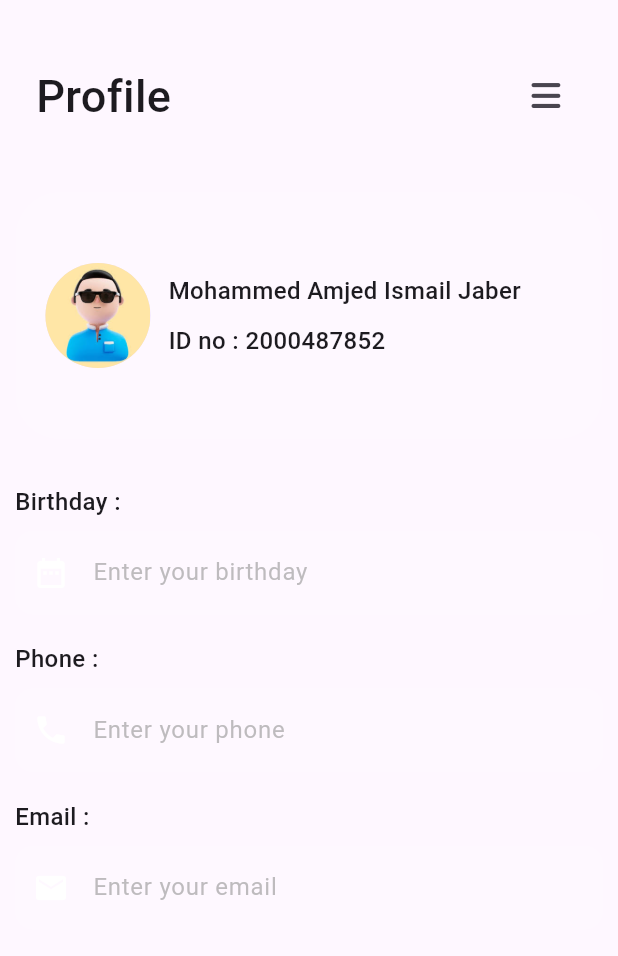
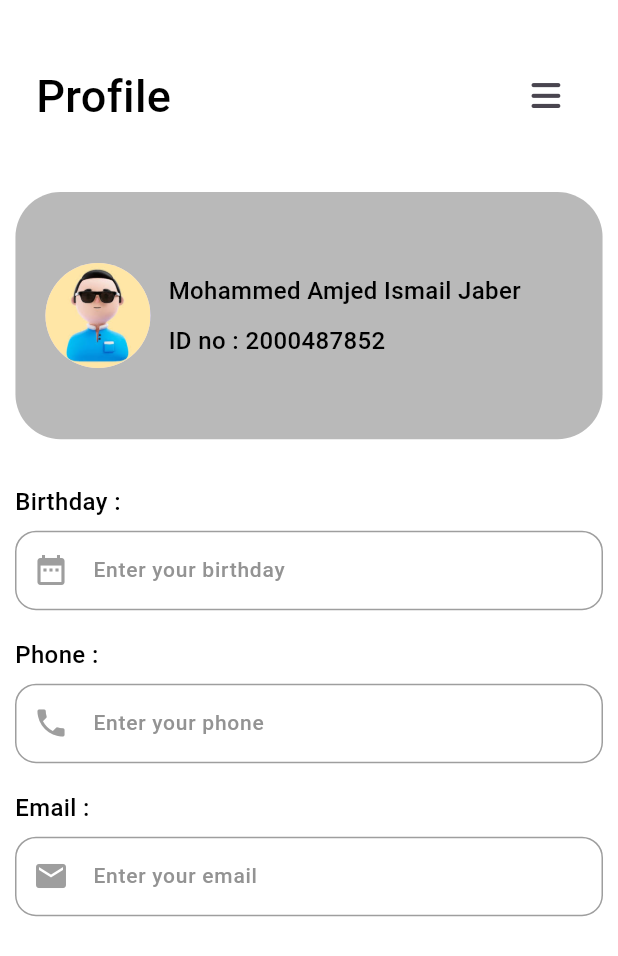
Before and after one commit to mjaber5/Qanoni-App, a Flutter app: the ProfileView screen opened by its route, on a phone screen of 412 x 824 dp. Shown: the top 956 px of the screen. Run offline on Flutter 3.47's test engine with Material 3 defaults, Android fonts, the phone set to English and light mode, and no system bars; our stand-ins replace font_awesome_flutter, go_router, iconsax, salomon_bottom_bar; network calls fail; Roboto replaces fonts that are missing (Poppins).

Commit message:
refactor theme on app and add light theme

```diff
--- a/lib/core/utils/assets.dart
+++ /dev/null
@@ -1,4 +0,0 @@
-class AssetsData {
-  static const logo = 'assets/images/logo.png';
-  static const profileImage = 'assets/images/avatar.jpeg';
-}
--- a/lib/core/utils/constants/colors.dart
+++ b/lib/core/utils/constants/colors.dart
@@ -5,7 +5,7 @@ class QColors {
 
   //  App Basic Colors
   static const Color primary = Color.fromARGB(255, 12, 12, 12);
-  static const Color secondary = Color.fromARGB(255, 138, 172, 138);
+  static const Color secondary = Color.fromARGB(255, 90, 129, 90);
 
   //  Text Colors
   static const Color textPrimary = Color(0xFF333333);
--- a/lib/core/utils/theme/custom_themes/text_field_theme.dart
+++ b/lib/core/utils/theme/custom_themes/text_field_theme.dart
@@ -1,4 +1,5 @@
 import 'package:flutter/material.dart';
+import 'package:qanoni/core/utils/constants/colors.dart';
 
 class QTextFormFieldTheme {
   QTextFormFieldTheme._();
@@ -8,8 +9,10 @@ class QTextFormFieldTheme {
     errorMaxLines: 3,
     prefixIconColor: Colors.grey,
     suffixIconColor: Colors.grey,
-    labelStyle: const TextStyle().copyWith(fontSize: 14, color: Colors.black),
-    hintStyle: const TextStyle().copyWith(fontSize: 14, color: Colors.black),
+    labelStyle:
+        const TextStyle().copyWith(fontSize: 14, color: QColors.darkGrey),
+    hintStyle:
+        const TextStyle().copyWith(fontSize: 14, color: QColors.darkGrey),
     errorStyle: const TextStyle().copyWith(fontStyle: FontStyle.normal),
     floatingLabelStyle:
         const TextStyle().copyWith(color: Colors.black.withOpacity(0.8)),
@@ -40,8 +43,10 @@ class QTextFormFieldTheme {
     errorMaxLines: 3,
     prefixIconColor: Colors.grey,
     suffixIconColor: Colors.grey,
-    labelStyle: const TextStyle().copyWith(fontSize: 14, color: Colors.white),
-    hintStyle: const TextStyle().copyWith(fontSize: 14, color: Colors.white),
+    labelStyle:
+        const TextStyle().copyWith(fontSize: 14, color: QColors.darkGrey),
+    hintStyle:
+        const TextStyle().copyWith(fontSize: 14, color: QColors.darkGrey),
     errorStyle: const TextStyle().copyWith(fontStyle: FontStyle.normal),
     floatingLabelStyle:
         const TextStyle().copyWith(color: Colors.white.withOpacity(0.8)),
--- a/lib/core/utils/theme/theme.dart
+++ b/lib/core/utils/theme/theme.dart
@@ -9,15 +9,15 @@ import 'package:qanoni/core/utils/theme/custom_themes/outlined_button_theme.dart
 import 'package:qanoni/core/utils/theme/custom_themes/text_field_theme.dart';
 import 'package:qanoni/core/utils/theme/custom_themes/text_theme.dart';
 
-class TAppTheme {
-  TAppTheme._();
+class QAppTheme {
+  QAppTheme._();
 
   static ThemeData lightTheme = ThemeData(
     useMaterial3: true,
     fontFamily: 'Poppins',
     brightness: Brightness.light,
     primaryColor: QColors.primary,
-    scaffoldBackgroundColor: QColors.primary,
+    scaffoldBackgroundColor: QColors.white,
     textTheme: QTextTheme.lightTextTheme,
     elevatedButtonTheme: QElevatedButtonTheme.lightElevatedButtonTheme,
     chipTheme: QChipTheme.lightChipTheme,
--- a/lib/features/chatbot/presentation/views/widgets/chatbot_messages_list_view.dart
+++ b/lib/features/chatbot/presentation/views/widgets/chatbot_messages_list_view.dart
@@ -27,13 +27,15 @@ class ChatbotMessagesListView extends StatelessWidget {
               margin:
                   const EdgeInsets.symmetric(vertical: 4.0, horizontal: 8.0),
               decoration: BoxDecoration(
-                color: isUserMessage ? QColors.secondary : QColors.darkerGrey,
+                color: isUserMessage
+                    ? QColors.secondary
+                    : QColors.darkerGrey.withOpacity(0.7),
                 borderRadius: BorderRadius.circular(8.0),
               ),
               child: Text(
                 message['text'] as String,
                 style: TextStyle(
-                  color: isUserMessage ? Colors.white : Colors.black,
+                  color: isUserMessage ? Colors.white : QColors.grey,
                 ),
               ),
             ),
--- a/lib/features/chatbot/presentation/views/widgets/chatbot_view_body.dart
+++ b/lib/features/chatbot/presentation/views/widgets/chatbot_view_body.dart
@@ -37,7 +37,7 @@ class ChatbotViewBodyState extends State<ChatbotViewBody> {
         const CustomAppBar(),
         ChatbotMessagesListView(messages: _messages),
         ChatbotTextField(
-          controller: _controller,
+          chatbotMessageController: _controller,
           onSend: _handleSend,
         ),
       ],
--- a/lib/features/home/presentation/views/widgets/services_card_view_item.dart
+++ b/lib/features/home/presentation/views/widgets/services_card_view_item.dart
@@ -16,7 +16,7 @@ class ServicesCardItem extends StatelessWidget {
             height: MediaQuery.of(context).size.height * 0.15,
             padding: const EdgeInsets.symmetric(vertical: 12),
             decoration: BoxDecoration(
-              color: QColors.white.withOpacity(0.1),
+              color: QColors.darkerGrey.withOpacity(0.5),
               borderRadius: BorderRadius.circular(12),
             ),
             child: const Column(
--- a/lib/features/notification/presentation/views/widgets/services_card_notif_item.dart
+++ b/lib/features/notification/presentation/views/widgets/services_card_notif_item.dart
@@ -18,7 +18,7 @@ class ServicesCardNotifItem extends StatelessWidget {
             height: MediaQuery.of(context).size.height * 0.15,
             padding: const EdgeInsets.symmetric(vertical: 10),
             decoration: BoxDecoration(
-              color: QColors.white.withOpacity(0.1),
+              color: QColors.darkerGrey.withOpacity(0.4),
               borderRadius: BorderRadius.circular(12),
             ),
             child: const Column(
--- a/lib/features/profile/presentation/views/widgets/profile_text_feild_editing_information.dart
+++ b/lib/features/profile/presentation/views/widgets/profile_text_feild_editing_information.dart
@@ -1,6 +1,7 @@
 import 'package:flutter/material.dart';
 import 'package:qanoni/core/utils/constants/colors.dart';
 import 'package:qanoni/core/utils/styles.dart';
+import 'package:qanoni/core/utils/theme/custom_themes/text_field_theme.dart';
 
 class ProfileUserInformationEditingField extends StatelessWidget {
   const ProfileUserInformationEditingField({super.key});
@@ -8,6 +9,8 @@ class ProfileUserInformationEditingField extends StatelessWidget {
   @override
   Widget build(BuildContext context) {
     TextEditingController birthdayController = TextEditingController();
+    TextEditingController phoneController = TextEditingController();
+    TextEditingController emailController = TextEditingController();
     return Padding(
       padding: const EdgeInsets.symmetric(horizontal: 10.0),
       child: Column(
@@ -18,23 +21,32 @@ class ProfileUserInformationEditingField extends StatelessWidget {
           customTextFeild(
             birthdayController,
             'Enter your birthday',
-            const Icon(Icons.date_range, color: QColors.white),
+            const Icon(
+              Icons.date_range,
+            ),
+            TextInputType.datetime,
           ),
           const SizedBox(height: 18),
           labelText('Phone :'),
           const SizedBox(height: 8),
           customTextFeild(
-            birthdayController,
+            phoneController,
             'Enter your phone',
-            const Icon(Icons.phone, color: QColors.white),
+            const Icon(
+              Icons.phone,
+            ),
+            TextInputType.number,
           ),
           const SizedBox(height: 18),
           labelText('Email :'),
           const SizedBox(height: 8),
           customTextFeild(
-            birthdayController,
+            emailController,
             'Enter your email',
-            const Icon(Icons.email, color: QColors.white),
+            const Icon(
+              Icons.email,
+            ),
+            TextInputType.emailAddress,
           ),
         ],
       ),
@@ -51,24 +63,22 @@ class ProfileUserInformationEditingField extends StatelessWidget {
   }
 
   TextFormField customTextFeild(
-    TextEditingController birthdayController,
+    TextEditingController controller,
     String hintText,
     Icon prefixIcon,
+    TextInputType inputType,
   ) {
     return TextFormField(
-      controller: birthdayController,
+      controller: controller,
+      keyboardType: inputType,
       decoration: InputDecoration(
-        enabledBorder: OutlineInputBorder(
-          borderSide: const BorderSide(color: Colors.transparent),
-          borderRadius: BorderRadius.circular(12),
-        ),
-        focusedBorder: OutlineInputBorder(
-          borderSide: const BorderSide(color: Colors.transparent),
-          borderRadius: BorderRadius.circular(5.5),
-        ),
+        enabledBorder:
+            QTextFormFieldTheme.lightInputDecorationTheme.enabledBorder,
+        focusedBorder:
+            QTextFormFieldTheme.lightInputDecorationTheme.focusedBorder,
         prefixIcon: prefixIcon,
         hintText: hintText,
-        hintStyle: TextStyle(color: QColors.darkGrey.withOpacity(0.6)),
+        hintStyle: QTextFormFieldTheme.lightInputDecorationTheme.hintStyle,
         filled: true,
         fillColor: QColors.white.withOpacity(0.1),
       ),
--- a/lib/features/profile/presentation/views/widgets/profile_user_information_card.dart
+++ b/lib/features/profile/presentation/views/widgets/profile_user_information_card.dart
@@ -1,6 +1,6 @@
 import 'package:flutter/material.dart';
-import 'package:qanoni/core/utils/assets.dart';
 import 'package:qanoni/core/utils/constants/colors.dart';
+import 'package:qanoni/core/utils/constants/image_strings.dart';
 import 'package:qanoni/core/utils/styles.dart';
 
 class ProfileUserInformationCard extends StatelessWidget {
@@ -16,7 +16,7 @@ class ProfileUserInformationCard extends StatelessWidget {
             width: MediaQuery.of(context).size.width * 0.95,
             height: MediaQuery.of(context).size.height * 0.2,
             decoration: BoxDecoration(
-              color: QColors.white.withOpacity(0.1),
+              color: QColors.darkerGrey.withOpacity(0.4),
               borderRadius: BorderRadius.circular(30),
             ),
             child: Padding(
@@ -27,7 +27,7 @@ class ProfileUserInformationCard extends StatelessWidget {
                   const CircleAvatar(
                     radius: 35,
                     backgroundImage: AssetImage(
-                      AssetsData.profileImage,
+                      QImages.profileImage,
                     ),
                   ),
                   Padding(
```
Also changed, not shown: lib/features/chatbot/presentation/views/widgets/chatbot_text_feild.dart (+5 -5 lines), lib/qanoni.dart (+4 -4 lines).
